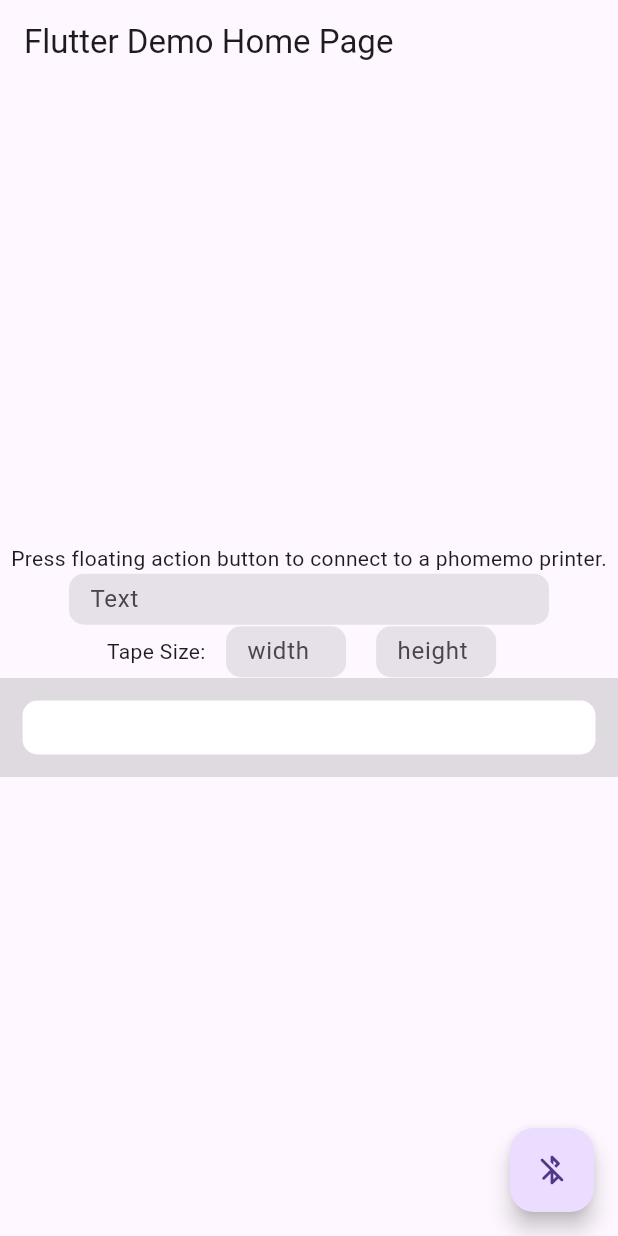
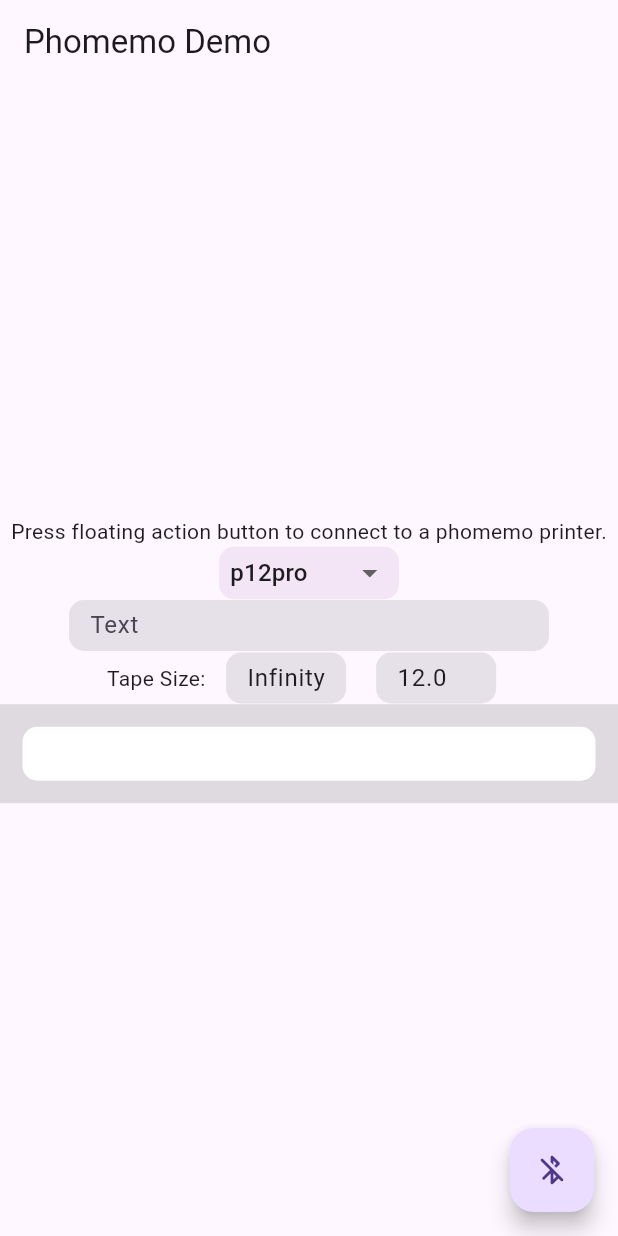
Before and after one commit to Knightro63/phomemo, a Flutter app: the screen it shows after launch, on a phone screen of 412 x 824 dp. Run offline on Flutter 3.47's test engine with Material 3 defaults, Android fonts, the phone set to English and light mode, and no system bars; our stand-ins replace flutter_blue_plus, permission_handler.

Commit message:
Updated Example

```diff
--- a/example/lib/main.dart
+++ b/example/lib/main.dart
@@ -21,7 +21,7 @@ class MyApp extends StatelessWidget {
       theme: ThemeData(
         primarySwatch: Colors.blue,
       ),
-      home: const MyHomePage(title: 'Flutter Demo Home Page'),
+      home: const MyHomePage(title: 'Phomemo Demo'),
     );
   }
 }
@@ -43,9 +43,13 @@ class _MyHomePageState extends State<MyHomePage> {
   bool printing = false;
   String search = '';
   TextEditingController textController = TextEditingController();
-  List<TextEditingController> sizeController = [TextEditingController(),TextEditingController()];
+  List<TextEditingController> sizeController = [TextEditingController(text: double.infinity.toString()),TextEditingController(text: '12.0')];
   Size labelSize = const Size(double.infinity,12);
   Uint8List? image;
+
+  List<DropdownMenuItem<dynamic>> items = [];
+  PhomemoPrinter printer = PhomemoPrinter.p12pro;
+  List<bool> fixedLabel = [false,true];
 
   @override
   void initState() {
@@ -53,6 +57,16 @@ class _MyHomePageState extends State<MyHomePage> {
       onUpdate: _bleUpdate,
       names: ['P12Pro','D35','D30']
     );
+
+    for(final printer in PhomemoPrinter.values){
+      items.add(DropdownMenuItem(
+        value: printer,
+        child: Text(
+          printer.name,
+          overflow: TextOverflow.ellipsis,
+        )
+      ));
+    }
     super.initState();
   }
   @override
@@ -137,6 +151,51 @@ class _MyHomePageState extends State<MyHomePage> {
               bluetooth.deviceConnected()?'Type below the text you wish to print.':'Press floating action button to connect to a phomemo printer.',
             ),
             Container(
+              width: 120,
+              height:35,
+              padding: const EdgeInsets.only(left: 7.5,right: 7.5),
+              decoration: BoxDecoration(
+                color: Colors.purple[50],
+                borderRadius: const BorderRadius.all(Radius.circular(10)),
+              ),
+              child: DropdownButtonHideUnderline(
+                child: DropdownButton <dynamic>(
+                  isExpanded: true,
+                  items: items,
+                  value: printer,
+                  isDense: true,
+                  onChanged: (d){
+                    setState(() {
+                      printer = d;
+
+                      switch (printer) {
+                        case PhomemoPrinter.d30:
+                          labelSize = const Size(40, 12);
+                          fixedLabel = [true,true];
+                          break;
+                        case PhomemoPrinter.d35:
+                          labelSize = const Size(25, 12);
+                          fixedLabel = [false,true];
+                          break;
+                        case PhomemoPrinter.p12pro:
+                          labelSize = const Size(double.infinity, 12);
+                          fixedLabel = [false,true];
+                          break;
+                        case PhomemoPrinter.m220:
+                          labelSize = const Size(50, 80);
+                          fixedLabel = [false,false];
+                          break;
+                        default:
+                      }
+
+                      sizeController[0].text = labelSize.width.toString();
+                      sizeController[1].text = labelSize.height.toString();
+                    });
+                  },
+                ),
+              ),
+            ),
+            Container(
               margin: const EdgeInsets.fromLTRB(10, 0, 10, 0),
               width: 320,
               height: 35,
@@ -175,7 +234,7 @@ class _MyHomePageState extends State<MyHomePage> {
             Row(
               mainAxisAlignment: MainAxisAlignment.center,
               children: [
-                Text(
+                const Text(
                   'Tape Size: ',
                 ),
                 Container(
@@ -184,6 +243,7 @@ class _MyHomePageState extends State<MyHomePage> {
                   height: 35,
                   alignment: Alignment.center,
                   child: TextField(
+                    readOnly: fixedLabel[0],
                     keyboardType: TextInputType.number,
                     inputFormatters: <TextInputFormatter>[
                         FilteringTextInputFormatter.digitsOnly
@@ -220,6 +280,7 @@ class _MyHomePageState extends State<MyHomePage> {
                   height: 35,
                   alignment: Alignment.center,
                   child: TextField(
+                    readOnly: fixedLabel[1],
                     keyboardType: TextInputType.number,
                     inputFormatters: <TextInputFormatter>[
                         FilteringTextInputFormatter.digitsOnly
```
